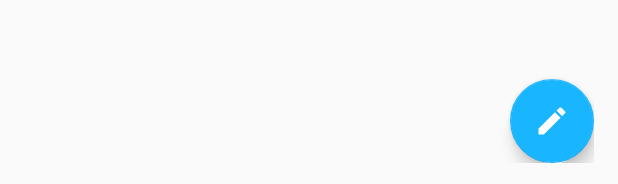
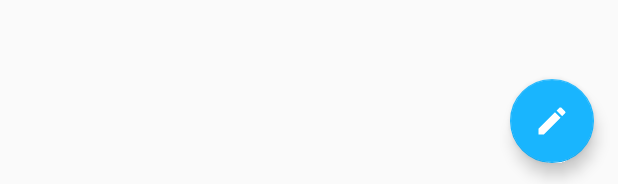
Before and after one commit to ivegner/Thoughts, an Android app: the layout activity_peruse.xml on its own in the app's theme, with its tools: preview values and no code run, on a phone screen of 412 x 824 dp. Shown: the part 1049-1233 px from the top of the screen. Run offline under Robolectric (Android 15) with nearby library versions, the phone set to English and light mode, and no system bars.

Commit message:
Fixed FAB shadow and position

```diff
--- a/app/src/main/AndroidManifest.xml
+++ b/app/src/main/AndroidManifest.xml
@@ -22,7 +22,8 @@
         </activity>
         <activity android:name=".RegisterActivity" >
         </activity>
-        <activity android:name=".PeruseActivity" >
+        <activity android:name=".PeruseActivity"
+            android:label="Peruse">
         </activity>
         <activity android:name=".SettingsActivity" >
         </activity>
--- a/app/src/main/res/layout/activity_peruse.xml
+++ b/app/src/main/res/layout/activity_peruse.xml
@@ -1,22 +1,16 @@
 <?xml version="1.0" encoding="utf-8"?>
-<RelativeLayout xmlns:android="http://schemas.android.com/apk/res/android"
+<android.support.design.widget.CoordinatorLayout xmlns:android="http://schemas.android.com/apk/res/android"
     xmlns:tools="http://schemas.android.com/tools" android:layout_width="match_parent"
     xmlns:android.support.design="http://schemas.android.com/apk/res-auto"
-    android:layout_height="match_parent" android:paddingLeft="@dimen/activity_horizontal_margin"
-    android:paddingRight="@dimen/activity_horizontal_margin"
-    android:paddingTop="@dimen/activity_vertical_margin"
-    android:paddingBottom="@dimen/activity_vertical_margin"
+    android:layout_height="match_parent"
     tools:context="com.codeday.thoughts.PeruseActivity">
 
     <android.support.design.widget.FloatingActionButton
+        android:id="@+id/fab"
         android:layout_width="wrap_content"
         android:layout_height="wrap_content"
-        android:id="@+id/view"
-        android.support.design:fabSize="normal"
-        android:layout_alignParentBottom="true"
-        android:layout_alignParentRight="true"
-        android:layout_alignParentEnd="true"
+        android:layout_gravity="end|bottom"
+        android:layout_margin="@dimen/fab_margin"
         android:src="@drawable/ic_create_white_48dp"
-        android:scaleType="fitCenter"
         android:onClick="startPostActivity"/>
-</RelativeLayout>
+</android.support.design.widget.CoordinatorLayout>
--- a/app/src/main/res/values/dimens.xml
+++ b/app/src/main/res/values/dimens.xml
@@ -2,4 +2,5 @@
     <!-- Default screen margins, per the Android Design guidelines. -->
     <dimen name="activity_horizontal_margin">16dp</dimen>
     <dimen name="activity_vertical_margin">16dp</dimen>
+    <dimen name="fab_margin">16dp</dimen>
 </resources>
```
Also changed, not shown: 1 other file.
